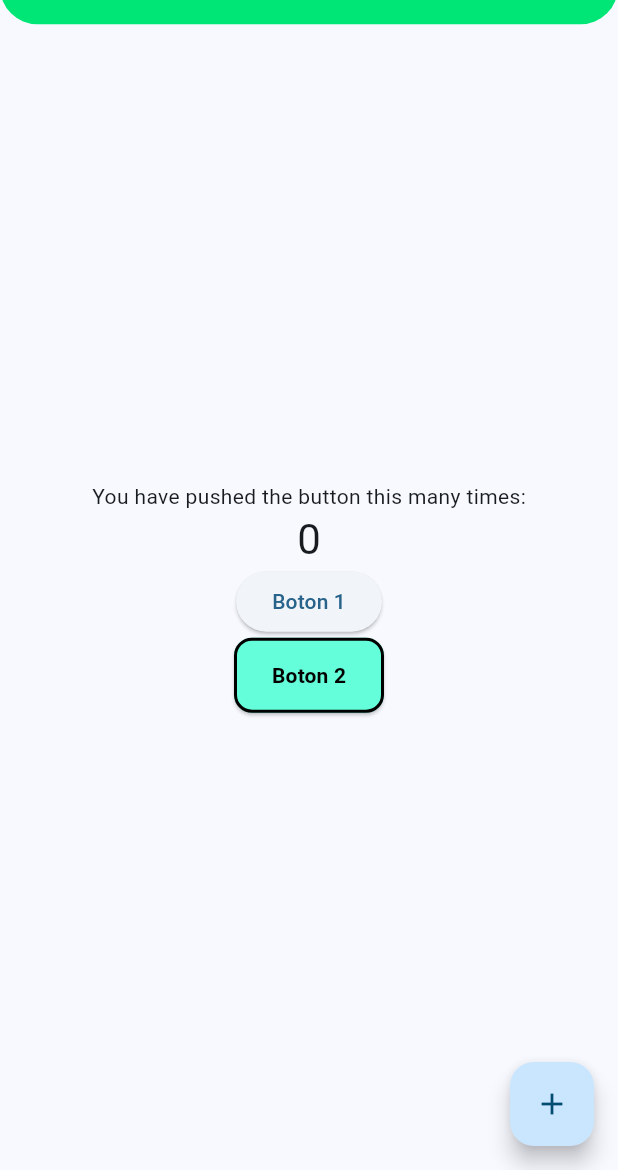
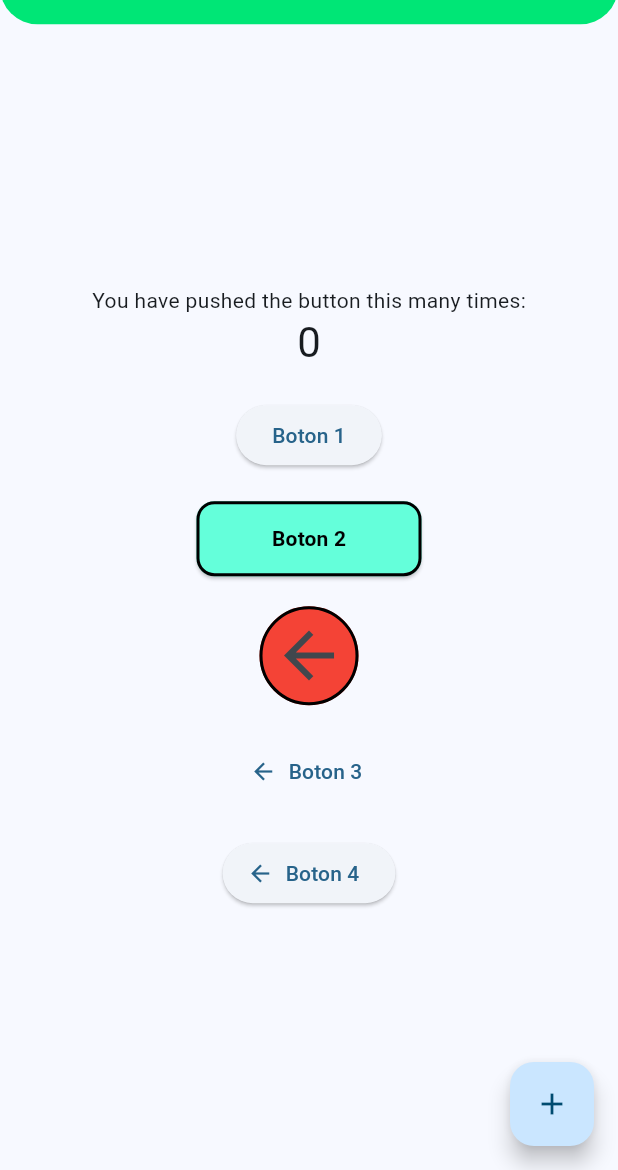
Before and after one commit to alegarciaaitec/primer-ejercicio, a Flutter app: the screen it shows after launch, after a tap on "Boton 1", on a phone screen of 412 x 824 dp, the part 66-1236 px from its top. Run offline on Flutter 3.47's test engine with Material 3 defaults, Android fonts, the phone set to English and light mode, and no system bars.

Commit message:
tarea botones

```diff
--- a/lib/screems/my_home_page.dart
+++ b/lib/screems/my_home_page.dart
@@ -20,6 +20,15 @@ class MyHomePage extends StatefulWidget {
 
 class _MyHomePageState extends State<MyHomePage> {
   int _counter = 0;
+  Color _colorBoton = Colors.amber;
+
+  @override
+  void initState() {
+    super.initState();
+    setState(() {
+      _colorBoton = Colors.amber;
+    });
+  }
 
   void _incrementCounter() {
     setState(() {
@@ -90,15 +99,28 @@ class _MyHomePageState extends State<MyHomePage> {
               '$_counter',
               style: Theme.of(context).textTheme.headlineMedium,
             ),
+            SizedBox(height: 20),
             //aqui
             //boton normal
-            ElevatedButton(onPressed: () => {}, child: Text('Boton 1')),
+            ElevatedButton(
+              onPressed: () {
+                setState(() {
+                  _colorBoton = Colors.red;
+                });
+              },
+              child: Text('Boton 1'),
+            ),
+            SizedBox(height: 20),
             //boton con diseño
             ElevatedButton(
-              onPressed: () => {},
+              onPressed: () {
+                setState(() {
+                  _colorBoton = Colors.green;
+                });
+              },
               style: ElevatedButton.styleFrom(
                 backgroundColor: Colors.tealAccent,
-                fixedSize: Size(100, 50),
+                fixedSize: Size(150, 50),
                 side: BorderSide(width: 2),
                 shape: RoundedRectangleBorder(
                   borderRadius: BorderRadius.circular(12),
@@ -112,8 +134,30 @@ class _MyHomePageState extends State<MyHomePage> {
                 ),
               ),
             ),
+            SizedBox(height: 20),
             //boton tipo icono
+            IconButton(
+              onPressed: () => {},
+              icon: Icon(Icons.arrow_back),
+              style: IconButton.styleFrom(
+                iconSize: 50,
+                backgroundColor: _colorBoton,
+                side: BorderSide(width: 2),
+              ),
+            ),
+            SizedBox(height: 20),
             //boton que tenga texto e icono
+            TextButton.icon(
+              onPressed: () => {},
+              icon: Icon(Icons.arrow_back),
+              label: Text('Boton 3'),
+            ),
+            SizedBox(height: 20),
+            ElevatedButton.icon(
+              onPressed: () => {},
+              label: Text('Boton 4'),
+              icon: Icon(Icons.arrow_back),
+            ),
           ],
         ),
       ),
```
Also changed, not shown: pubspec.lock.
